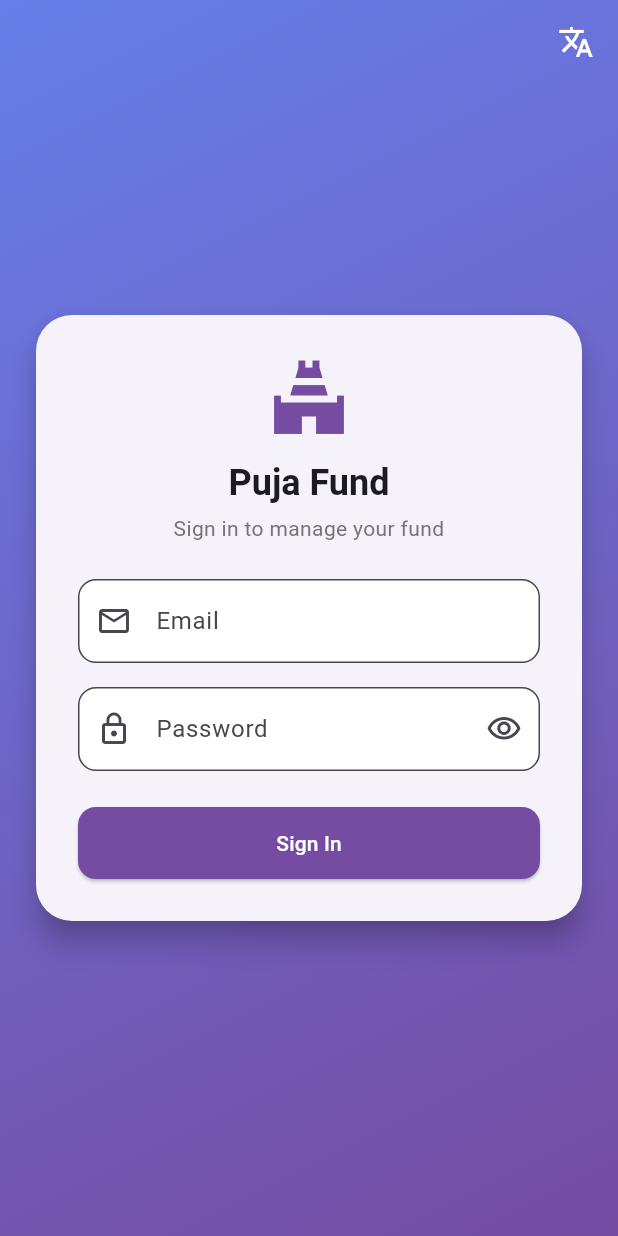
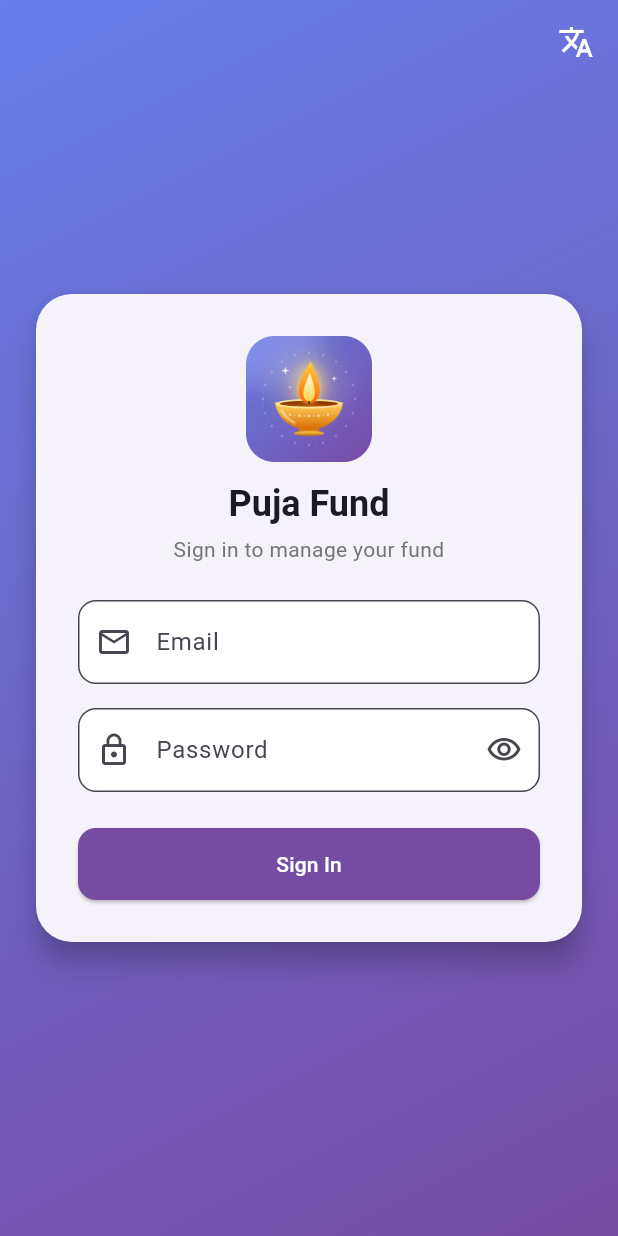
Before and after one commit to bijoyknath999/Puja-Fund, a Flutter app: the screen it shows after launch, on a phone screen of 412 x 824 dp. Run offline on Flutter 3.47's test engine with Material 3 defaults, Android fonts, the phone set to English and light mode, and no system bars; our stand-ins replace shared_preferences; accounts and stored records are empty.

Commit message:
New diya app icon and login logo, bump version to 1.0.1
Co-Authored-By: Claude Opus 5.5 <noreply@anthropic.com>

```diff
--- a/mobile_app/lib/screens/login_screen.dart
+++ b/mobile_app/lib/screens/login_screen.dart
@@ -70,7 +70,7 @@ class _LoginScreenState extends State<LoginScreen> {
                             mainAxisSize: MainAxisSize.min,
                             crossAxisAlignment: CrossAxisAlignment.stretch,
                             children: [
-                              const Icon(Icons.temple_hindu, size: 56, color: AppColors.gradientEnd),
+                              Center(child: Image.asset('assets/icon/logo.png', height: 84)),
                               const SizedBox(height: 12),
                               Text(
                                 context.tr('app_name'),
--- a/mobile_app/pubspec.yaml
+++ b/mobile_app/pubspec.yaml
@@ -16,7 +16,7 @@ publish_to: 'none' # Remove this line if you wish to publish to pub.dev
 # https://developer.apple.com/library/archive/documentation/General/Reference/InfoPlistKeyReference/Articles/CoreFoundationKeys.html
 # In Windows, build-name is used as the major, minor, and patch parts
 # of the product and file versions while build-number is used as the build suffix.
-version: 1.0.0+1
+version: 1.0.1+2
 
 environment:
   sdk: ^3.10.8
@@ -72,6 +72,9 @@ flutter:
   # the material Icons class.
   uses-material-design: true
 
+  assets:
+    - assets/icon/logo.png
+
   # To add assets to your application, add an assets section, like this:
   # assets:
   #   - images/a_dot_burr.jpeg
```
Also changed, not shown: mobile_app/assets/icon/icon.png, mobile_app/assets/icon/icon_background.png, mobile_app/assets/icon/icon_foreground.png, mobile_app/assets/icon/logo.png (added), 36 other files.
